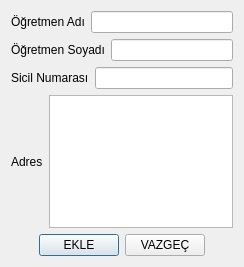
First picture: the form in Gorsel/formlar/veriGiris/ogretmengiris.ui, repository sadededeoglu/okulprojesi, before the edit.
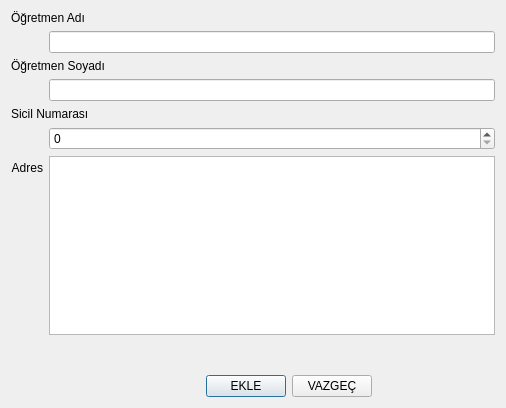
Second picture: the form after the edit. Icons and pictures are not drawn.

```diff
--- a/Gorsel/formlar/veriGiris/ogretmengiris.ui
+++ b/Gorsel/formlar/veriGiris/ogretmengiris.ui
@@ -6,79 +6,90 @@
    <rect>
     <x>0</x>
     <y>0</y>
-    <width>244</width>
-    <height>267</height>
+    <width>506</width>
+    <height>408</height>
    </rect>
   </property>
+  <property name="minimumSize">
+   <size>
+    <width>287</width>
+    <height>221</height>
+   </size>
+  </property>
   <property name="windowTitle">
    <string>ÖĞRETMEN EKLE</string>
   </property>
-  <layout class="QGridLayout" name="gridLayout">
-   <item row="0" column="0">
-    <layout class="QVBoxLayout" name="verticalLayout">
-     <item>
-      <layout class="QHBoxLayout" name="horizontalLayout">
-       <item>
+  <layout class="QFormLayout" name="formLayout">
+   <item row="0" column="0" colspan="2">
         <widget class="QLabel" name="ogretmenadi_label">
          <property name="text">
           <string>Öğretmen Adı</string>
          </property>
-        </widget>
-       </item>
-       <item>
+     <property name="buddy">
+      <cstring>ogretmenadi</cstring>
+     </property>
+    </widget>
+   </item>
+   <item row="1" column="1">
         <widget class="QLineEdit" name="ogretmenadi"/>
        </item>
-      </layout>
-     </item>
-     <item>
-      <layout class="QHBoxLayout" name="horizontalLayout_2">
-       <item>
+   <item row="2" column="0" colspan="2">
         <widget class="QLabel" name="ogretmensoyad_label">
          <property name="text">
           <string>Öğretmen Soyadı</string>
          </property>
-        </widget>
-       </item>
-       <item>
+     <property name="buddy">
+      <cstring>ogretmensoyad</cstring>
+     </property>
+    </widget>
+   </item>
+   <item row="3" column="1">
         <widget class="QLineEdit" name="ogretmensoyad"/>
        </item>
-      </layout>
-     </item>
-     <item>
-      <layout class="QHBoxLayout" name="horizontalLayout_3">
-       <item>
+   <item row="4" column="0" colspan="2">
         <widget class="QLabel" name="sicil_label">
          <property name="text">
           <string>Sicil Numarası</string>
          </property>
-        </widget>
-       </item>
-       <item>
-        <widget class="QLineEdit" name="sicilno"/>
-       </item>
-      </layout>
-     </item>
-     <item>
-      <layout class="QHBoxLayout" name="horizontalLayout_4">
-       <item>
+     <property name="buddy">
+      <cstring>spinBox</cstring>
+     </property>
+    </widget>
+   </item>
+   <item row="5" column="1">
+    <widget class="QSpinBox" name="spinBox"/>
+   </item>
+   <item row="6" column="0">
         <widget class="QLabel" name="adres_label">
          <property name="text">
           <string>Adres</string>
          </property>
          <property name="alignment">
-          <set>Qt::AlignLeading|Qt::AlignLeft|Qt::AlignVCenter</set>
+      <set>Qt::AlignRight|Qt::AlignTrailing|Qt::AlignVCenter</set>
+     </property>
+     <property name="buddy">
+      <cstring>adres</cstring>
          </property>
         </widget>
        </item>
-       <item>
+   <item row="6" column="1">
         <widget class="QPlainTextEdit" name="adres"/>
        </item>
-      </layout>
-     </item>
-    </layout>
-   </item>
-   <item row="1" column="0">
-    <layout class="QHBoxLayout" name="horizontalLayout_5">
+   <item row="9" column="1">
+    <spacer name="verticalSpacer">
+     <property name="orientation">
+      <enum>Qt::Vertical</enum>
+     </property>
+     <property name="sizeHint" stdset="0">
+      <size>
+       <width>20</width>
+       <height>40</height>
+      </size>
+     </property>
+    </spacer>
+   </item>
+   <item row="10" column="1">
+    <layout class="QHBoxLayout" name="horizontalLayout">
      <item>
       <spacer name="horizontalSpacer_2">
        <property name="orientation">
@@ -86,7 +97,7 @@
        </property>
        <property name="sizeHint" stdset="0">
         <size>
-         <width>40</width>
+         <width>419</width>
          <height>20</height>
         </size>
        </property>
@@ -121,7 +132,7 @@
        </property>
        <property name="sizeHint" stdset="0">
         <size>
-         <width>40</width>
+         <width>385</width>
          <height>20</height>
         </size>
        </property>
```
Left out of the diff: 58 changed lines with no effect on the pictures. Lines whose indentation alone changed are shown as unchanged.
